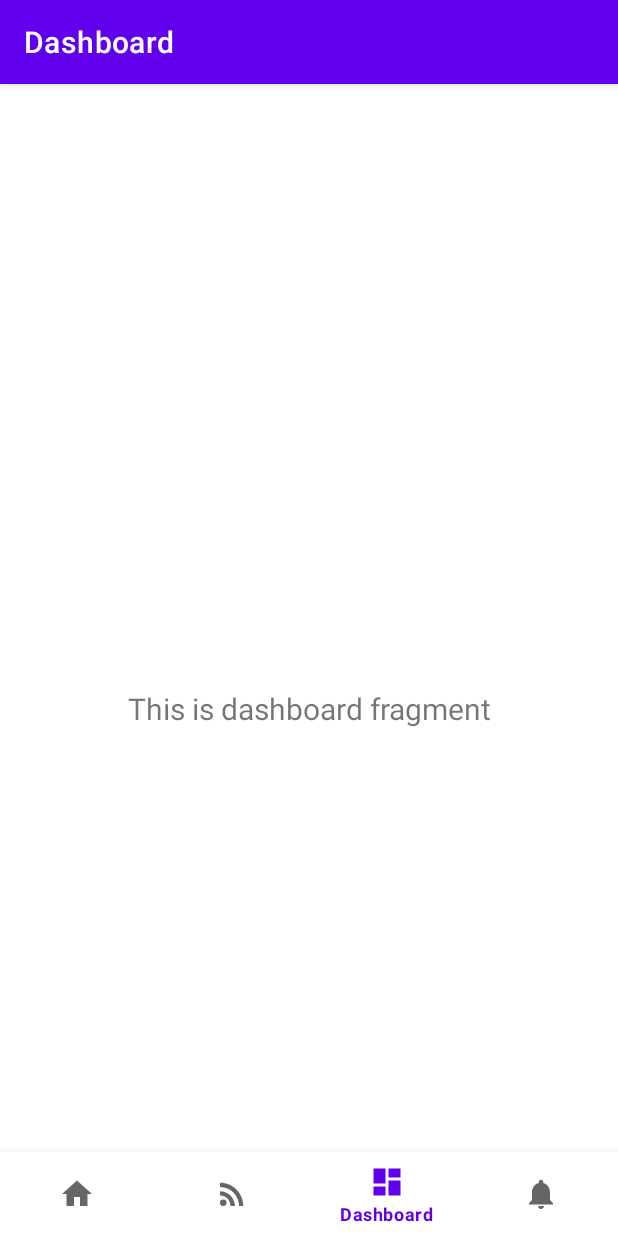
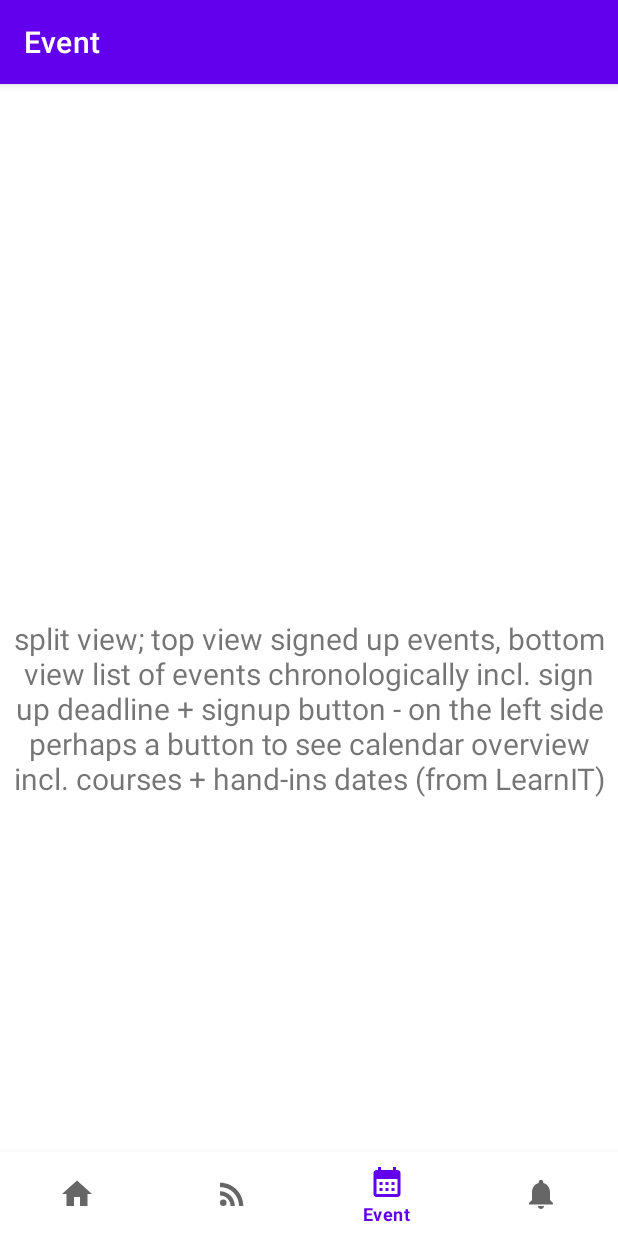
Before and after one commit to amaliefp/ThesisApp, an Android app: the EventFragment screen opened through its navigation route, on a phone screen of 412 x 824 dp. Run offline under Robolectric (Android 15) with nearby library versions, the phone set to English and light mode, and no system bars; our stand-ins replace navigation-ui.

Commit message:
Defining the views and information

```diff
--- a/ITU_CommunicationApp/app/src/main/AndroidManifest.xml
+++ b/ITU_CommunicationApp/app/src/main/AndroidManifest.xml
@@ -1,7 +1,7 @@
 <?xml version="1.0" encoding="utf-8"?>
 <manifest xmlns:android="http://schemas.android.com/apk/res/android"
     xmlns:tools="http://schemas.android.com/tools">
-
+    <uses-permission android:name="android.permission.POST_NOTIFICATIONS"/>
     <application
         android:allowBackup="true"
         android:dataExtractionRules="@xml/data_extraction_rules"
--- a/ITU_CommunicationApp/app/src/main/java/com/example/itu_communicationapp/MainActivity.java
+++ b/ITU_CommunicationApp/app/src/main/java/com/example/itu_communicationapp/MainActivity.java
@@ -27,7 +27,7 @@ public class MainActivity extends AppCompatActivity {
         // Passing each menu ID as a set of Ids because each
         // menu should be considered as top level destinations.
         AppBarConfiguration appBarConfiguration = new AppBarConfiguration.Builder(
-                R.id.navigation_home, R.id.navigation_dashboard, R.id.navigation_notifications)
+                R.id.navigation_home, R.id.navigation_news, R.id.navigation_event, R.id.navigation_notifications)
                 .build();
         NavController navController = Navigation.findNavController(this, R.id.nav_host_fragment_activity_main);
         NavigationUI.setupActionBarWithNavController(this, navController, appBarConfiguration);
--- a/ITU_CommunicationApp/app/src/main/java/com/example/itu_communicationapp/ui/dashboard/DashboardViewModel.java
+++ /dev/null
@@ -1,19 +0,0 @@
-package com.example.itu_communicationapp.ui.dashboard;
-
-import androidx.lifecycle.LiveData;
-import androidx.lifecycle.MutableLiveData;
-import androidx.lifecycle.ViewModel;
-
-public class DashboardViewModel extends ViewModel {
-
-    private final MutableLiveData<String> mText;
-
-    public DashboardViewModel() {
-        mText = new MutableLiveData<>();
-        mText.setValue("This is dashboard fragment");
-    }
-
-    public LiveData<String> getText() {
-        return mText;
-    }
-}
--- a/ITU_CommunicationApp/app/src/main/java/com/example/itu_communicationapp/ui/dashboard/DashboardFragment.java
+++ b/ITU_CommunicationApp/app/src/main/java/com/example/itu_communicationapp/ui/event/EventFragment.java
@@ -1,4 +1,4 @@
-package com.example.itu_communicationapp.ui.dashboard;
+package com.example.itu_communicationapp.ui.event;
 
 import android.os.Bundle;
 import android.view.LayoutInflater;
@@ -10,22 +10,22 @@ import androidx.annotation.NonNull;
 import androidx.fragment.app.Fragment;
 import androidx.lifecycle.ViewModelProvider;
 
-import com.example.itu_communicationapp.databinding.FragmentDashboardBinding;
+import com.example.itu_communicationapp.databinding.FragmentEventBinding;
 
-public class DashboardFragment extends Fragment {
+public class EventFragment extends Fragment {
 
-    private FragmentDashboardBinding binding;
+    private FragmentEventBinding binding;
 
     public View onCreateView(@NonNull LayoutInflater inflater,
                              ViewGroup container, Bundle savedInstanceState) {
-        DashboardViewModel dashboardViewModel =
-                new ViewModelProvider(this).get(DashboardViewModel.class);
+        EventViewModel eventViewModel =
+                new ViewModelProvider(this).get(EventViewModel.class);
 
-        binding = FragmentDashboardBinding.inflate(inflater, container, false);
+        binding = FragmentEventBinding.inflate(inflater, container, false);
         View root = binding.getRoot();
 
-        final TextView textView = binding.textDashboard;
-        dashboardViewModel.getText().observe(getViewLifecycleOwner(), textView::setText);
+        final TextView textView = binding.textEvent;
+        eventViewModel.getText().observe(getViewLifecycleOwner(), textView::setText);
         return root;
     }
 
--- /dev/null
+++ b/ITU_CommunicationApp/app/src/main/java/com/example/itu_communicationapp/ui/event/EventViewModel.java
@@ -0,0 +1,19 @@
+package com.example.itu_communicationapp.ui.event;
+
+import androidx.lifecycle.LiveData;
+import androidx.lifecycle.MutableLiveData;
+import androidx.lifecycle.ViewModel;
+
+public class EventViewModel extends ViewModel {
+
+    private final MutableLiveData<String> mText;
+
+    public EventViewModel() {
+        mText = new MutableLiveData<>();
+        mText.setValue("split view; top view signed up events, bottom view list of events chronologically incl. sign up deadline + signup button - on the left side perhaps a button to see calendar overview incl. courses + hand-ins dates (from LearnIT)");
+    }
+
+    public LiveData<String> getText() {
+        return mText;
+    }
+}
--- a/ITU_CommunicationApp/app/src/main/java/com/example/itu_communicationapp/ui/home/HomeViewModel.java
+++ b/ITU_CommunicationApp/app/src/main/java/com/example/itu_communicationapp/ui/home/HomeViewModel.java
@@ -10,7 +10,7 @@ public class HomeViewModel extends ViewModel {
 
     public HomeViewModel() {
         mText = new MutableLiveData<>();
-        mText.setValue("This is home fragment");
+        mText.setValue("See RSS newsfeed, suggestions for events, button to write messages");
     }
 
     public LiveData<String> getText() {
--- a/ITU_CommunicationApp/app/src/main/java/com/example/itu_communicationapp/ui/news/NewsViewModel.java
+++ b/ITU_CommunicationApp/app/src/main/java/com/example/itu_communicationapp/ui/news/NewsViewModel.java
@@ -10,8 +10,8 @@ public class NewsViewModel extends ViewModel {
 
     public NewsViewModel() {
         mText = new MutableLiveData<>();
-        mText.setValue("This is news fragment");
-    }
+        mText.setValue("Overview of 'channels' you are subscribed to (e.g. scroll bar, novo nordisk, private group channels') + un/subscribe button, list overview of other channel (new channels first) + un/subscribe button, when clicking on a channel we can see posts related to this channel");
+    } //change name 'news' to 'channels'
 
     public LiveData<String> getText() {
         return mText;
--- a/ITU_CommunicationApp/app/src/main/java/com/example/itu_communicationapp/ui/notifications/NotificationsViewModel.java
+++ b/ITU_CommunicationApp/app/src/main/java/com/example/itu_communicationapp/ui/notifications/NotificationsViewModel.java
@@ -10,7 +10,7 @@ public class NotificationsViewModel extends ViewModel {
 
     public NotificationsViewModel() {
         mText = new MutableLiveData<>();
-        mText.setValue("This is notifications fragment");
+        mText.setValue("Home page will function as newsfeed- so considering making this tab into a 'profile tab' instead");
     }
 
     public LiveData<String> getText() {
--- /dev/null
+++ b/ITU_CommunicationApp/app/src/main/res/drawable/ic_baseline_announcement_24.xml
@@ -0,0 +1,5 @@
+<vector android:autoMirrored="true" android:height="24dp"
+    android:tint="#000000" android:viewportHeight="24"
+    android:viewportWidth="24" android:width="24dp" xmlns:android="http://schemas.android.com/apk/res/android">
+    <path android:fillColor="@android:color/white" android:pathData="M20,2L4,2c-1.1,0 -1.99,0.9 -1.99,2L2,22l4,-4h14c1.1,0 2,-0.9 2,-2L22,4c0,-1.1 -0.9,-2 -2,-2zM13,11h-2L11,5h2v6zM13,15h-2v-2h2v2z"/>
+</vector>
--- /dev/null
+++ b/ITU_CommunicationApp/app/src/main/res/drawable/ic_baseline_calendar_month_24.xml
@@ -0,0 +1,5 @@
+<vector android:height="24dp" android:tint="#000000"
+    android:viewportHeight="24" android:viewportWidth="24"
+    android:width="24dp" xmlns:android="http://schemas.android.com/apk/res/android">
+    <path android:fillColor="@android:color/white" android:pathData="M19,4h-1V2h-2v2H8V2H6v2H5C3.89,4 3.01,4.9 3.01,6L3,20c0,1.1 0.89,2 2,2h14c1.1,0 2,-0.9 2,-2V6C21,4.9 20.1,4 19,4zM19,20H5V10h14V20zM9,14H7v-2h2V14zM13,14h-2v-2h2V14zM17,14h-2v-2h2V14zM9,18H7v-2h2V18zM13,18h-2v-2h2V18zM17,18h-2v-2h2V18z"/>
+</vector>
--- a/ITU_CommunicationApp/app/src/main/res/layout/fragment_dashboard.xml
+++ b/ITU_CommunicationApp/app/src/main/res/layout/fragment_event.xml
@@ -4,10 +4,10 @@
     xmlns:tools="http://schemas.android.com/tools"
     android:layout_width="match_parent"
     android:layout_height="match_parent"
-    tools:context=".ui.dashboard.DashboardFragment">
+    tools:context=".ui.event.EventFragment">
 
     <TextView
-        android:id="@+id/text_dashboard"
+        android:id="@+id/text_event"
         android:layout_width="match_parent"
         android:layout_height="wrap_content"
         android:layout_marginStart="8dp"
--- a/ITU_CommunicationApp/app/src/main/res/menu/bottom_nav_menu.xml
+++ b/ITU_CommunicationApp/app/src/main/res/menu/bottom_nav_menu.xml
@@ -12,9 +12,9 @@
         android:title="News" />
 
     <item
-        android:id="@+id/navigation_dashboard"
-        android:icon="@drawable/ic_dashboard_black_24dp"
-        android:title="@string/title_dashboard" />
+        android:id="@+id/navigation_event"
+        android:icon="@drawable/ic_baseline_calendar_month_24"
+        android:title="@string/title_event" />
 
     <item
         android:id="@+id/navigation_notifications"
--- a/ITU_CommunicationApp/app/src/main/res/navigation/mobile_navigation.xml
+++ b/ITU_CommunicationApp/app/src/main/res/navigation/mobile_navigation.xml
@@ -15,13 +15,13 @@
         android:id="@+id/navigation_news"
         android:name="com.example.itu_communicationapp.ui.news.NewsFragment"
         android:label="@string/title_news"
-        tools:layout="@layout/fragment_dashboard" />
+        tools:layout="@layout/fragment_event" />
 
     <fragment
-        android:id="@+id/navigation_dashboard"
-        android:name="com.example.itu_communicationapp.ui.dashboard.DashboardFragment"
-        android:label="@string/title_dashboard"
-        tools:layout="@layout/fragment_dashboard" />
+        android:id="@+id/navigation_event"
+        android:name="com.example.itu_communicationapp.ui.event.EventFragment"
+        android:label="@string/title_event"
+        tools:layout="@layout/fragment_event" />
 
     <fragment
         android:id="@+id/navigation_notifications"
--- a/ITU_CommunicationApp/app/src/main/res/values/strings.xml
+++ b/ITU_CommunicationApp/app/src/main/res/values/strings.xml
@@ -2,6 +2,6 @@
     <string name="app_name">ITU_CommunicationApp</string>
     <string name="title_home">Home</string>
     <string name="title_news">News</string>
-    <string name="title_dashboard">Dashboard</string>
+    <string name="title_event">Event</string>
     <string name="title_notifications">Notifications</string>
 </resources>
```
